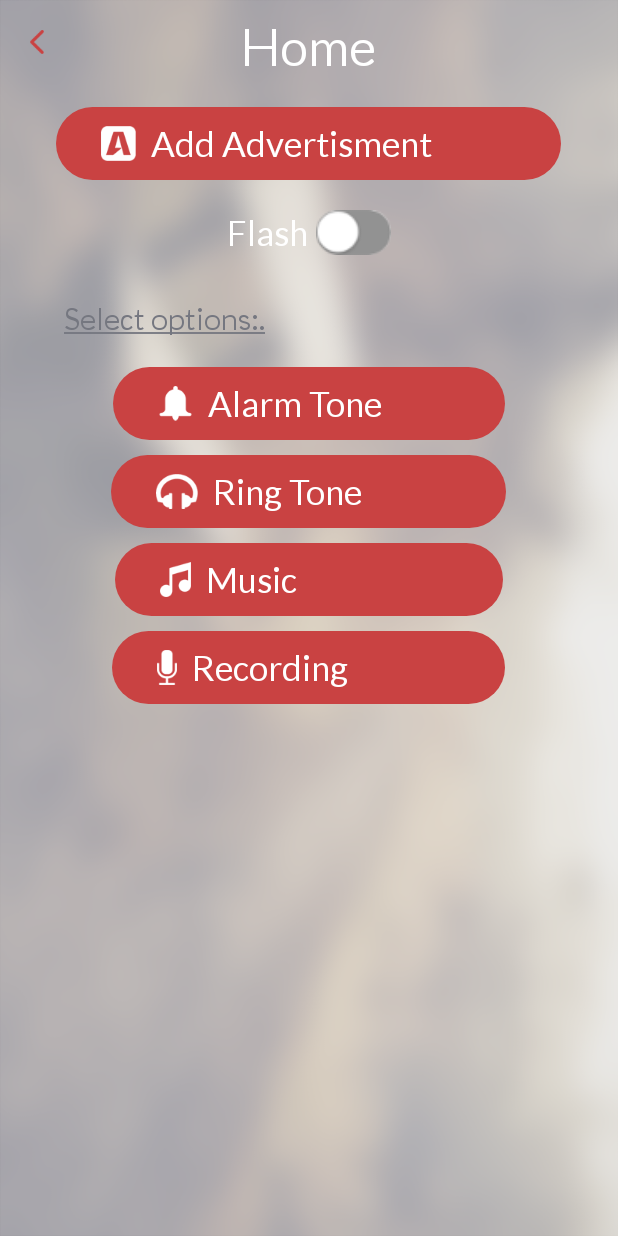
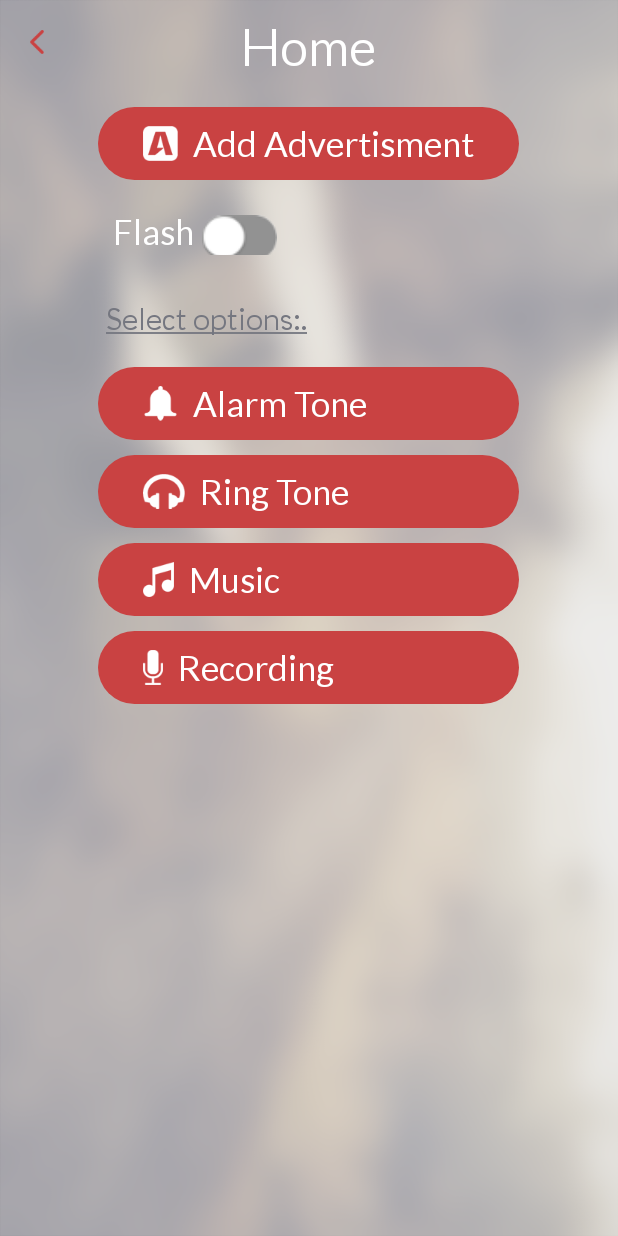
Before and after one commit to amansinghal/MusicWhistleListener, an Android app: the MainActivity screen opened directly, with no data from a screen before it, after a tap on "Alarm Tone", on a phone screen of 412 x 824 dp. Run offline under Robolectric (Android 15) with nearby library versions, the phone set to English and light mode, and no system bars.

Commit message:
Changed the MusicG lib and correct the splash

```diff
--- a/app/build.gradle
+++ b/app/build.gradle
@@ -6,7 +6,7 @@ android {
     defaultConfig {
         applicationId "com.music.aman.musicg"
         minSdkVersion 15
-        targetSdkVersion 22
+        targetSdkVersion 21
         versionCode 2
         versionName '1.1'
     }
@@ -21,7 +21,8 @@ android {
 }
 
 dependencies {
-    compile fileTree(include: ['*.jar'], dir: 'libs')
+    compile fileTree(dir: 'libs', include: ['*.jar'])
     compile files('src/main/libs/musicg-1.4.2.0.jar')
     compile 'com.android.support:support-v4:22.2.1'
+    compile files('src/main/libs/musicg.jar')
 }
--- a/app/src/main/java/com/music/aman/musicg/Activity_Dialog_Found.java
+++ b/app/src/main/java/com/music/aman/musicg/Activity_Dialog_Found.java
@@ -34,6 +34,10 @@ public class Activity_Dialog_Found extends Activity {
         setContentView(R.layout.activity_dialog_found);
         found_btn = (Button) findViewById(R.id.activity_dialog_found_btn);
         Uri notification = RingtoneManager.getDefaultUri(RingtoneManager.TYPE_RINGTONE);
+        String alramUri=getSharedPreferences(MainActivity.URI_KEY,MODE_PRIVATE).getString(MainActivity.ALARM_TONE_KEY,"");
+        if (!alramUri.isEmpty())
+            notification = Uri.parse(alramUri);
+
         increaseTheVolume();
         r = RingtoneManager.getRingtone(getApplicationContext(), notification);
         found_btn.setOnClickListener(new View.OnClickListener() {
--- a/app/src/main/java/com/music/aman/musicg/MainActivity.java
+++ b/app/src/main/java/com/music/aman/musicg/MainActivity.java
@@ -5,6 +5,9 @@ import android.app.AlertDialog;
 import android.content.Context;
 import android.content.DialogInterface;
 import android.content.Intent;
+import android.content.SharedPreferences;
+import android.media.RingtoneManager;
+import android.net.Uri;
 import android.provider.MediaStore;
 import android.os.Bundle;
 import android.view.Menu;
@@ -21,6 +24,8 @@ public class MainActivity extends Activity implements View.OnClickListener {
     ImageView iv_back;
     TextView tv_whistle, tv_advertisement, tv_select_music_ringtone, tv_alarm, tv_ringtone, tv_music, tv_record;
     Intent runnerServiceIntent;
+    SharedPreferences sharedPreferences;
+    public static String URI_KEY="uri_key",ALARM_TONE_KEY="alarm_tone_key";
 
     public static Intent getIntent(Context context) {
         Intent intent = new Intent(context, MainActivity.class);
@@ -30,6 +35,7 @@ public class MainActivity extends Activity implements View.OnClickListener {
     @Override
     protected void onCreate(Bundle savedInstanceState) {
         super.onCreate(savedInstanceState);
+        sharedPreferences=getSharedPreferences(URI_KEY,MODE_PRIVATE);
         setContentView(R.layout.activity_main);
         initUI();
         Utils.overrideFonts(this, this.getWindow().getDecorView().findViewById(android.R.id.content));
@@ -56,6 +62,29 @@ public class MainActivity extends Activity implements View.OnClickListener {
         tv_record.setOnClickListener(this);
         tv_music = (TextView) findViewById(R.id.music_tone);
         tv_music.setOnClickListener(this);
+    }
+
+    private void getAlarmUri(){
+        Intent intent = new Intent(RingtoneManager.ACTION_RINGTONE_PICKER);
+        intent.putExtra(RingtoneManager.EXTRA_RINGTONE_TYPE, RingtoneManager.TYPE_ALARM);
+        intent.putExtra(RingtoneManager.EXTRA_RINGTONE_TITLE, "Select Tone");
+        intent.putExtra(RingtoneManager.EXTRA_RINGTONE_EXISTING_URI, (Uri) null);
+        this.startActivityForResult(intent, 5);
+    }
+
+    @Override
+    protected void onActivityResult(int requestCode, int resultCode, Intent data) {
+        super.onActivityResult(requestCode, resultCode, data);
+        if (resultCode == RESULT_OK && requestCode == 5){
+            final Uri uri = data.getParcelableExtra(RingtoneManager.EXTRA_RINGTONE_PICKED_URI);
+            if (uri != null) {
+                //RingtoneManager.setActualDefaultRingtoneUri(this, RingtoneManager.TYPE_ALARM, uri);
+                sharedPreferences.edit().putString(ALARM_TONE_KEY,uri.toString()).commit();
+            }else{
+                sharedPreferences.edit().putString(ALARM_TONE_KEY,"").commit();
+            }
+
+        }
     }
 
     @Override
@@ -86,7 +115,7 @@ public class MainActivity extends Activity implements View.OnClickListener {
                 recordAudio();
                 break;
             case R.id.alarm_tone:
-
+                getAlarmUri();
                 break;
         }
     }
--- a/app/src/main/java/com/music/aman/musicg/RecorderThread.java
+++ b/app/src/main/java/com/music/aman/musicg/RecorderThread.java
@@ -31,7 +31,7 @@ public class RecorderThread extends Thread {
     private int channelConfiguration = AudioFormat.CHANNEL_IN_MONO;
     private int audioEncoding = AudioFormat.ENCODING_PCM_16BIT;
     private int sampleRate = 44100;
-    private int frameByteSize = 4096; // for 1024 fft size (16bit sample size)
+    private int frameByteSize = 2048; // for 1024 fft size (16bit sample size)
     byte[] buffer;
 
     public RecorderThread() {
--- a/app/src/main/res/layout/activity_main.xml
+++ b/app/src/main/res/layout/activity_main.xml
@@ -52,7 +52,7 @@
         android:drawablePadding="10dp"
         android:paddingLeft="30dp"
         android:paddingRight="30dp"
-        android:text="Add Advertisment            "
+        android:text="Add Advertisment"
         android:textColor="#fff"
         android:textSize="23dp" />
 
@@ -75,7 +75,10 @@
         android:layout_below="@+id/advertisment"
         android:layout_centerHorizontal="true"
         android:layout_marginTop="20dp"
-        android:gravity="center_vertical">
+        android:paddingLeft="10dp"
+        android:layout_alignRight="@+id/advertisment"
+        android:layout_alignLeft="@+id/advertisment"
+        android:gravity="left">
 
         <TextView
             android:layout_width="wrap_content"
@@ -106,9 +109,11 @@
         android:background="@drawable/bg_rectangle"
         android:drawableLeft="@drawable/alarm"
         android:drawablePadding="10dp"
+        android:layout_alignRight="@+id/advertisment"
+        android:layout_alignLeft="@+id/advertisment"
         android:paddingLeft="30dp"
         android:paddingRight="30dp"
-        android:text="Alarm Tone           "
+        android:text="Alarm Tone"
         android:textColor="#fff"
         android:textSize="23dp" />
 
@@ -122,9 +127,11 @@
         android:background="@drawable/bg_rectangle"
         android:drawableLeft="@drawable/headphone"
         android:drawablePadding="10dp"
+        android:layout_alignRight="@+id/advertisment"
+        android:layout_alignLeft="@+id/advertisment"
         android:paddingLeft="30dp"
         android:paddingRight="30dp"
-        android:text="Ring Tone              "
+        android:text="Ring Tone"
         android:textColor="#fff"
         android:textSize="23dp" />
 
@@ -139,8 +146,10 @@
         android:drawableLeft="@drawable/music3"
         android:drawablePadding="10dp"
         android:paddingLeft="30dp"
+        android:layout_alignRight="@+id/advertisment"
+        android:layout_alignLeft="@+id/advertisment"
         android:paddingRight="30dp"
-        android:text="Music                       "
+        android:text="Music"
         android:textColor="#fff"
         android:textSize="23dp" />
 
@@ -156,6 +165,8 @@
         android:drawablePadding="10dp"
         android:paddingLeft="30dp"
         android:paddingRight="30dp"
+        android:layout_alignRight="@+id/advertisment"
+        android:layout_alignLeft="@+id/advertisment"
         android:text="Recording                "
         android:textColor="#fff"
         android:textSize="23dp" />
```
Also changed, not shown: app/src/main/java/com/music/aman/musicg/Activity_Splash.java (+22 -0 lines), app/src/main/res/layout/activity_splash.xml (+9 -4 lines), app/src/main/libs/musicg-1.4.2.0.jar (deleted), 1 other file.
